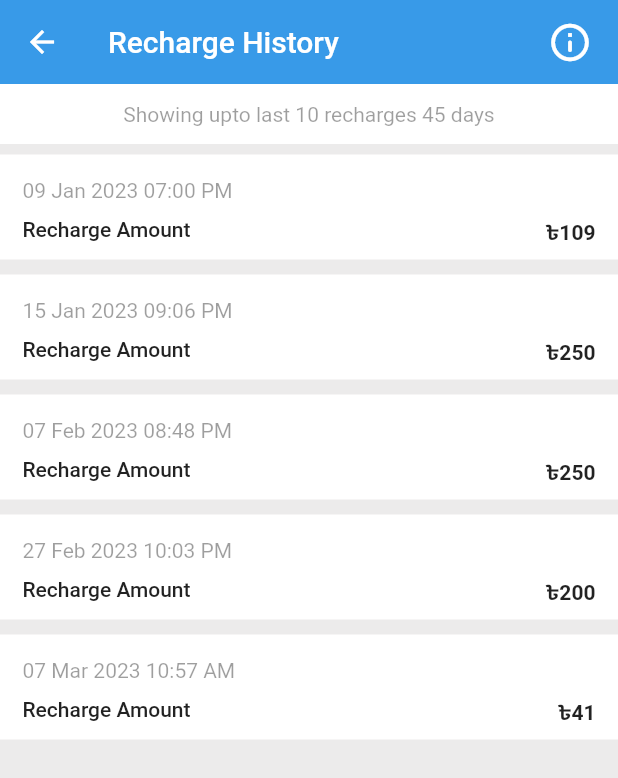
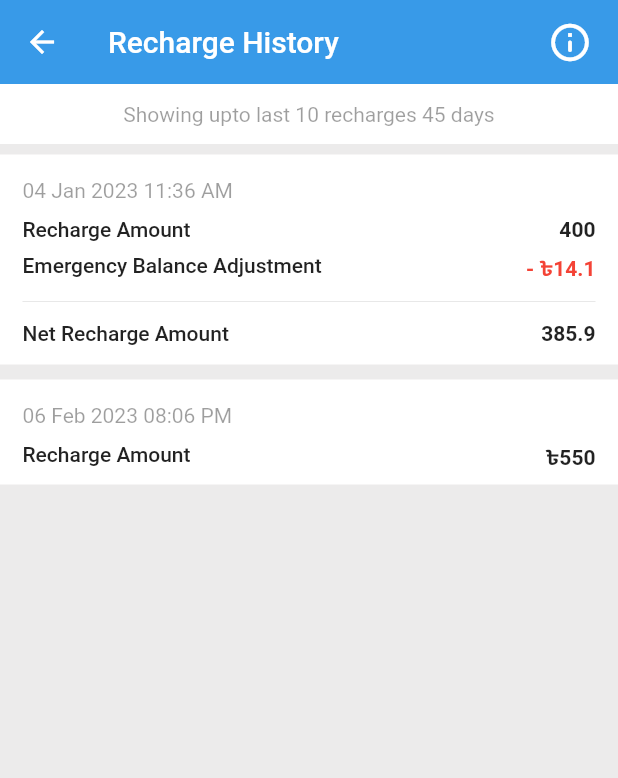
Before and after one commit to ShahoriarNahid/flutter_webrtc_demo, a Flutter app: the RHistoryPage screen opened directly, on a phone screen of 412 x 824 dp. Shown: the top 778 px of the screen. Run offline on Flutter 3.47's test engine with Material 2 defaults, Android fonts, the light colour scheme and no system bars; our stand-ins replace camera, dio, get, socket_io_client; missing offline and left inert: dart:ffi, flutter_webrtc; network calls fail.

Commit message:
Update r_history.dart
update s

```diff
--- a/lib/page/r_history.dart
+++ b/lib/page/r_history.dart
@@ -1,3 +1,5 @@
+import 'dart:ffi';
+
 import 'package:flutter/material.dart';
 import 'package:flutter/services.dart';
 import 'package:get/get.dart';
@@ -10,9 +12,9 @@ class RHistoryPage extends StatelessWidget {
     SystemChrome.setSystemUIOverlayStyle(
       SystemUiOverlayStyle(
         statusBarColor: Color(0xff389ae8),
-        statusBarBrightness: Brightness.dark,
-        statusBarIconBrightness: Brightness.dark,
-        systemNavigationBarIconBrightness: Brightness.dark,
+        statusBarBrightness: Brightness.light,
+        statusBarIconBrightness: Brightness.light,
+        systemNavigationBarIconBrightness: Brightness.light,
         systemNavigationBarDividerColor: Colors.grey[50],
         systemNavigationBarColor: Colors.white,
       ),
@@ -26,14 +28,15 @@ class RHistoryPage extends StatelessWidget {
           onPressed: () {
             Get.back();
           },
-          icon: Icon(Icons.arrow_back),
+          icon: Icon(Icons.arrow_back, color: Colors.white),
         ),
-        title: Text('Recharge History'),
+        title: Text('Recharge History', style: TextStyle(color: Colors.white)),
         actions: [
           IconButton(
             onPressed: () {},
             icon: Icon(Icons.info_outline_rounded),
             iconSize: 30,
+            color: Colors.white,
           ),
           SizedBox(
             width: 8,
@@ -57,15 +60,15 @@ class RHistoryPage extends StatelessWidget {
           ),
           Container(
             width: Get.width,
-            height: 70,
+            height: 140,
             color: Colors.white,
             child: Padding(
-              padding: EdgeInsets.only(left: 15, top: 16),
+              padding: EdgeInsets.only(left: 15, top: 16, right: 15),
               child: Column(
                 mainAxisAlignment: MainAxisAlignment.start,
                 crossAxisAlignment: CrossAxisAlignment.start,
                 children: [
-                  Text('09 Jan 2023 07:00 PM',
+                  Text('04 Jan 2023 11:36 AM',
                       style: TextStyle(color: Colors.black38)),
                   SizedBox(
                     height: 10,
@@ -79,12 +82,50 @@ class RHistoryPage extends StatelessWidget {
                       ),
                       Spacer(),
                       Text(
-                        '৳109',
+                        '400',
                         style: TextStyle(fontWeight: FontWeight.w700),
                       ),
-                      SizedBox(
-                        width: 15,
-                      )
+                    ],
+                  ),
+                  SizedBox(
+                    height: 8,
+                  ),
+                  Row(
+                    crossAxisAlignment: CrossAxisAlignment.start,
+                    children: [
+                      Text(
+                        'Emergency Balance Adjustment',
+                        style: TextStyle(fontWeight: FontWeight.w500),
+                      ),
+                      Spacer(),
+                      Text(
+                        '- ৳14.1',
+                        style: TextStyle(
+                            fontWeight: FontWeight.w700, color: Colors.red),
+                      ),
+                    ],
+                  ),
+                  SizedBox(
+                    height: 5,
+                  ),
+                  Divider(
+                    thickness: .5,
+                  ),
+                  SizedBox(
+                    height: 5,
+                  ),
+                  Row(
+                    crossAxisAlignment: CrossAxisAlignment.start,
+                    children: [
+                      Text(
+                        'Net Recharge Amount',
+                        style: TextStyle(fontWeight: FontWeight.w500),
+                      ),
+                      Spacer(),
+                      Text(
+                        '385.9',
+                        style: TextStyle(fontWeight: FontWeight.w700),
+                      ),
                     ],
                   ),
                 ],
@@ -104,7 +145,7 @@ class RHistoryPage extends StatelessWidget {
                 mainAxisAlignment: MainAxisAlignment.start,
                 crossAxisAlignment: CrossAxisAlignment.start,
                 children: [
-                  Text('15 Jan 2023 09:06 PM',
+                  Text('06 Feb 2023 08:06 PM',
                       style: TextStyle(color: Colors.black38)),
                   SizedBox(
                     height: 10,
@@ -118,7 +159,7 @@ class RHistoryPage extends StatelessWidget {
                       ),
                       Spacer(),
                       Text(
-                        '৳250',
+                        '৳550',
                         style: TextStyle(fontWeight: FontWeight.w700),
                       ),
                       SizedBox(
@@ -130,123 +171,123 @@ class RHistoryPage extends StatelessWidget {
               ),
             ),
           ),
-          SizedBox(
-            height: 10,
-          ),
-          Container(
-            width: Get.width,
-            height: 70,
-            color: Colors.white,
-            child: Padding(
-              padding: EdgeInsets.only(left: 15, top: 16),
-              child: Column(
-                mainAxisAlignment: MainAxisAlignment.start,
-                crossAxisAlignment: CrossAxisAlignment.start,
-                children: [
-                  Text('07 Feb 2023 08:48 PM',
-                      style: TextStyle(color: Colors.black38)),
-                  SizedBox(
-                    height: 10,
-                  ),
-                  Row(
-                    crossAxisAlignment: CrossAxisAlignment.start,
-                    children: [
-                      Text(
-                        'Recharge Amount',
-                        style: TextStyle(fontWeight: FontWeight.w500),
-                      ),
-                      Spacer(),
-                      Text(
-                        '৳250',
-                        style: TextStyle(fontWeight: FontWeight.w700),
-                      ),
-                      SizedBox(
-                        width: 15,
-                      )
-                    ],
-                  ),
-                ],
-              ),
-            ),
-          ),
-          SizedBox(
-            height: 10,
-          ),
-          Container(
-            width: Get.width,
-            height: 70,
-            color: Colors.white,
-            child: Padding(
-              padding: EdgeInsets.only(left: 15, top: 16),
-              child: Column(
-                mainAxisAlignment: MainAxisAlignment.start,
-                crossAxisAlignment: CrossAxisAlignment.start,
-                children: [
-                  Text('27 Feb 2023 10:03 PM',
-                      style: TextStyle(color: Colors.black38)),
-                  SizedBox(
-                    height: 10,
-                  ),
-                  Row(
-                    crossAxisAlignment: CrossAxisAlignment.start,
-                    children: [
-                      Text(
-                        'Recharge Amount',
-                        style: TextStyle(fontWeight: FontWeight.w500),
-                      ),
-                      Spacer(),
-                      Text(
-                        '৳200',
-                        style: TextStyle(fontWeight: FontWeight.w700),
-                      ),
-                      SizedBox(
-                        width: 15,
-                      )
-                    ],
-                  ),
-                ],
-              ),
-            ),
-          ),
-          SizedBox(
-            height: 10,
-          ),
-          Container(
-            width: Get.width,
-            height: 70,
-            color: Colors.white,
-            child: Padding(
-              padding: EdgeInsets.only(left: 15, top: 16),
-              child: Column(
-                mainAxisAlignment: MainAxisAlignment.start,
-                crossAxisAlignment: CrossAxisAlignment.start,
-                children: [
-                  Text('07 Mar 2023 10:57 AM',
-                      style: TextStyle(color: Colors.black38)),
-                  SizedBox(
-                    height: 10,
-                  ),
-                  Row(
-                    crossAxisAlignment: CrossAxisAlignment.start,
-                    children: [
-                      Text(
-                        'Recharge Amount',
-                        style: TextStyle(fontWeight: FontWeight.w500),
-                      ),
-                      Spacer(),
-                      Text(
-                        '৳41',
-                        style: TextStyle(fontWeight: FontWeight.w700),
-                      ),
-                      SizedBox(
-                        width: 15,
-                      )
-                    ],
-                  ),
-                ],
-              ),
-            ),
-          ),
+          // SizedBox(
+          //   height: 10,
+          // ),
+          // Container(
+          //   width: Get.width,
+          //   height: 70,
+          //   color: Colors.white,
+          //   child: Padding(
+          //     padding: EdgeInsets.only(left: 15, top: 16),
+          //     child: Column(
+          //       mainAxisAlignment: MainAxisAlignment.start,
+          //       crossAxisAlignment: CrossAxisAlignment.start,
+          //       children: [
+          //         Text('07 Feb 2023 08:48 PM',
+          //             style: TextStyle(color: Colors.black38)),
+          //         SizedBox(
+          //           height: 10,
+          //         ),
+          //         Row(
+          //           crossAxisAlignment: CrossAxisAlignment.start,
+          //           children: [
+          //             Text(
+          //               'Recharge Amount',
+          //               style: TextStyle(fontWeight: FontWeight.w500),
+          //             ),
+          //             Spacer(),
+          //             Text(
+          //               '৳250',
+          //               style: TextStyle(fontWeight: FontWeight.w700),
+          //             ),
+          //             SizedBox(
+          //               width: 15,
+          //             )
+          //           ],
+          //         ),
+          //       ],
+          //     ),
+          //   ),
+          // ),
+          // SizedBox(
+          //   height: 10,
+          // ),
+          // Container(
+          //   width: Get.width,
+          //   height: 70,
+          //   color: Colors.white,
+          //   child: Padding(
+          //     padding: EdgeInsets.only(left: 15, top: 16),
+          //     child: Column(
+          //       mainAxisAlignment: MainAxisAlignment.start,
+          //       crossAxisAlignment: CrossAxisAlignment.start,
+          //       children: [
+          //         Text('27 Feb 2023 10:03 PM',
+          //             style: TextStyle(color: Colors.black38)),
+          //         SizedBox(
+          //           height: 10,
+          //         ),
+          //         Row(
+          //           crossAxisAlignment: CrossAxisAlignment.start,
+          //           children: [
+          //             Text(
+          //               'Recharge Amount',
+          //               style: TextStyle(fontWeight: FontWeight.w500),
+          //             ),
+          //             Spacer(),
+          //             Text(
+          //               '৳200',
+          //               style: TextStyle(fontWeight: FontWeight.w700),
+          //             ),
+          //             SizedBox(
+          //               width: 15,
+          //             )
+          //           ],
+          //         ),
+          //       ],
+          //     ),
+          //   ),
+          // ),
+          // SizedBox(
+          //   height: 10,
+          // ),
+          // Container(
+          //   width: Get.width,
+          //   height: 70,
+          //   color: Colors.white,
+          //   child: Padding(
+          //     padding: EdgeInsets.only(left: 15, top: 16),
+          //     child: Column(
+          //       mainAxisAlignment: MainAxisAlignment.start,
+          //       crossAxisAlignment: CrossAxisAlignment.start,
+          //       children: [
+          //         Text('07 Mar 2023 10:57 AM',
+          //             style: TextStyle(color: Colors.black38)),
+          //         SizedBox(
+          //           height: 10,
+          //         ),
+          //         Row(
+          //           crossAxisAlignment: CrossAxisAlignment.start,
+          //           children: [
+          //             Text(
+          //               'Recharge Amount',
+          //               style: TextStyle(fontWeight: FontWeight.w500),
+          //             ),
+          //             Spacer(),
+          //             Text(
+          //               '৳41',
+          //               style: TextStyle(fontWeight: FontWeight.w700),
+          //             ),
+          //             SizedBox(
+          //               width: 15,
+          //             )
+          //           ],
+          //         ),
+          //       ],
+          //     ),
+          //   ),
+          // ),
         ],
       ),
     );
```
